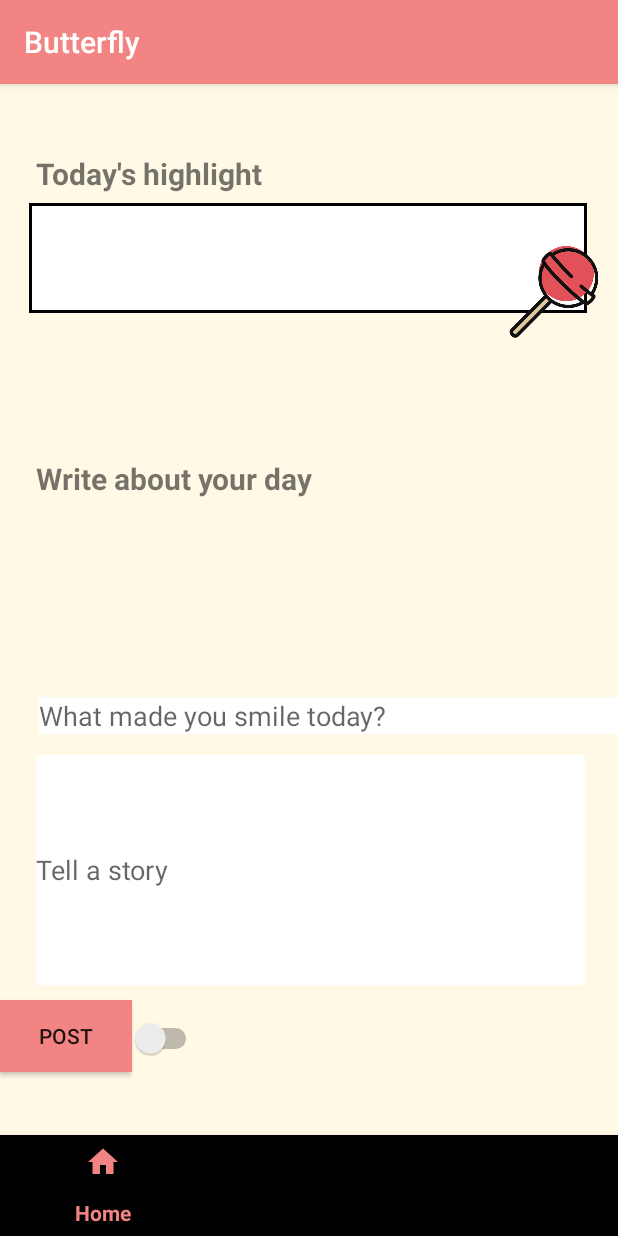
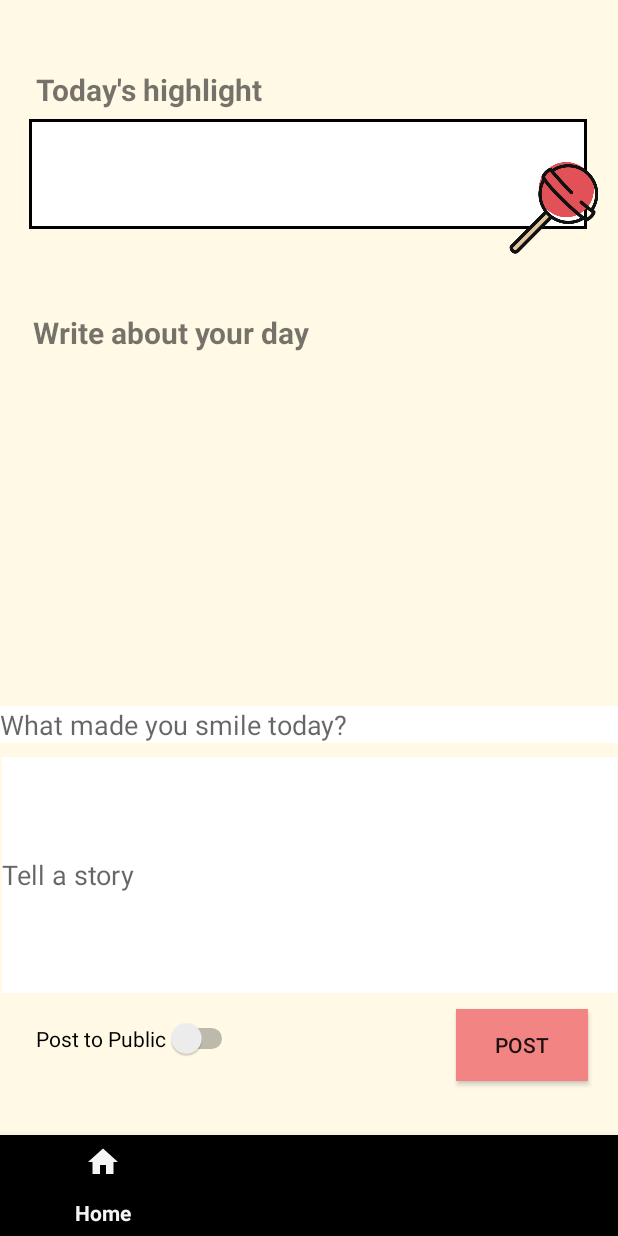
Before and after one commit to jqiu98/butterfly, an Android app: the screen it shows after launch (MainActivity), on a phone screen of 412 x 824 dp. Run offline under Robolectric (Android 15) with nearby library versions, the phone set to English and light mode, and no system bars.

Commit message:
fixed layout

```diff
--- a/app/src/main/AndroidManifest.xml
+++ b/app/src/main/AndroidManifest.xml
@@ -8,7 +8,7 @@
             android:label="@string/app_name"
             android:roundIcon="@mipmap/ic_launcher_round"
             android:supportsRtl="true"
-            android:theme="@style/AppTheme">
+            android:theme="@style/Theme.AppCompat.Light.NoActionBar">
         <activity
                 android:name=".MainActivity"
                 android:label="@string/app_name">
--- a/app/src/main/res/layout/activity_main.xml
+++ b/app/src/main/res/layout/activity_main.xml
@@ -10,12 +10,12 @@
 
     <EditText
         android:id="@+id/body"
-        android:layout_width="366dp"
-        android:layout_height="153dp"
+        android:layout_width="410dp"
+        android:layout_height="157dp"
         android:layout_alignParentStart="true"
         android:layout_alignParentBottom="true"
-        android:layout_marginStart="24dp"
-        android:layout_marginBottom="167dp"
+        android:layout_marginStart="1dp"
+        android:layout_marginBottom="162dp"
         android:background="#fff"
         android:ems="10"
         android:hint="Tell a story"
@@ -29,8 +29,8 @@
         android:layout_height="wrap_content"
         android:layout_above="@+id/body"
         android:layout_alignStart="@+id/body"
-        android:layout_marginStart="2dp"
-        android:layout_marginBottom="14dp"
+        android:layout_marginStart="-1dp"
+        android:layout_marginBottom="9dp"
         android:background="#fff"
         android:ems="10"
         android:hint="What made you smile today?"
@@ -42,9 +42,10 @@
         android:id="@+id/button3"
         android:layout_width="wrap_content"
         android:layout_height="wrap_content"
+        android:layout_alignParentEnd="true"
         android:layout_alignParentBottom="true"
-        android:layout_marginEnd="4dp"
-        android:layout_marginBottom="109dp"
+        android:layout_marginEnd="20dp"
+        android:layout_marginBottom="103dp"
         android:background="@color/colorPrimary"
         android:text="Post" />
 
@@ -87,8 +88,8 @@
         android:layout_height="wrap_content"
         android:layout_alignParentStart="true"
         android:layout_alignParentTop="true"
-        android:layout_marginStart="24dp"
-        android:layout_marginTop="249dp"
+        android:layout_marginStart="22dp"
+        android:layout_marginTop="208dp"
         android:text="Write about your day"
         android:textSize="20sp"
         android:textStyle="bold" />
@@ -97,7 +98,9 @@
         android:id="@+id/switch1"
         android:layout_width="wrap_content"
         android:layout_height="wrap_content"
+        android:layout_alignParentStart="true"
         android:layout_alignParentBottom="true"
+        android:layout_marginStart="24dp"
         android:layout_marginBottom="118dp"
         android:text="Post to Public"
         android:textOff="Private"
```
